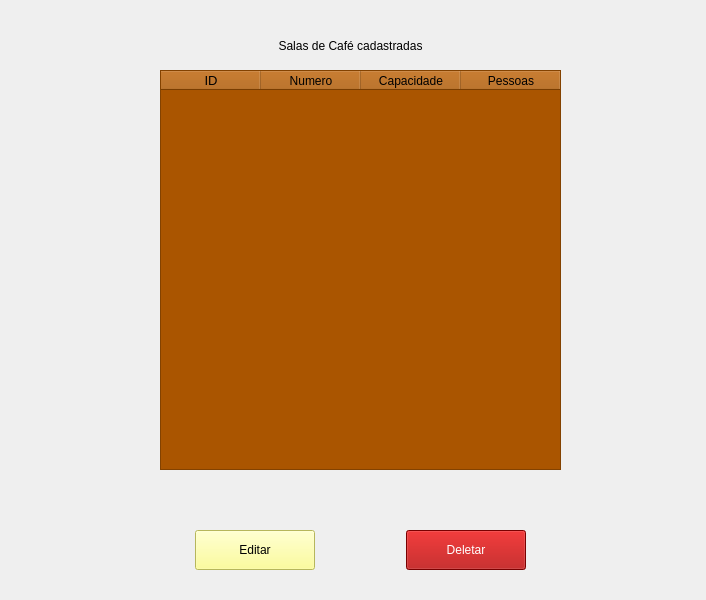
This is sistema/screens/listaSalasCafe.ui in GEspinosa7/DesafioGD as Qt 5 draws it before an edit. The edited form follows.
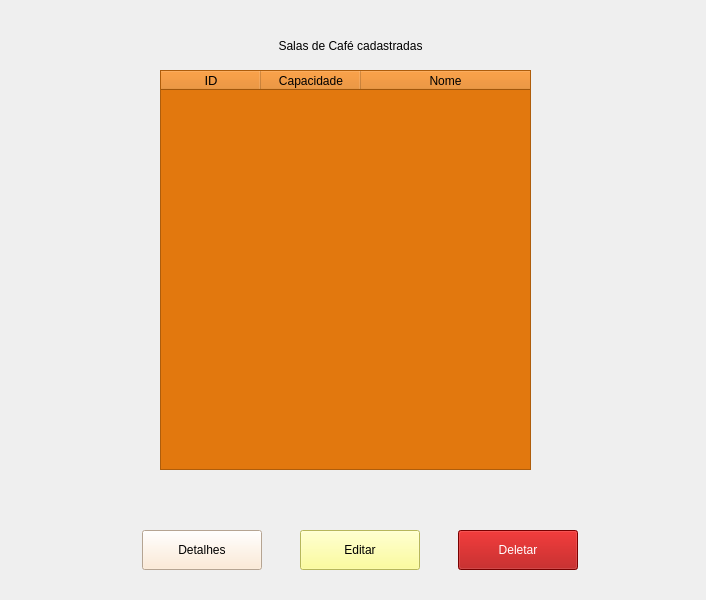
This is the edited form.

What changed in the file:
```diff
--- a/sistema/screens/listaSalasCafe.ui
+++ b/sistema/screens/listaSalasCafe.ui
@@ -38,6 +38,32 @@
     </rect>
    </property>
    <layout class="QHBoxLayout" name="horizontalLayout">
+    <item>
+     <widget class="QPushButton" name="btnDetalhes">
+      <property name="minimumSize">
+       <size>
+        <width>120</width>
+        <height>40</height>
+       </size>
+      </property>
+      <property name="maximumSize">
+       <size>
+        <width>120</width>
+        <height>40</height>
+       </size>
+      </property>
+      <property name="cursor">
+       <cursorShape>PointingHandCursor</cursorShape>
+      </property>
+      <property name="styleSheet">
+       <string notr="true">background-color: rgb(254, 230, 204);
+font: 75 10pt &quot;MS Shell Dlg 2&quot;;</string>
+      </property>
+      <property name="text">
+       <string>Detalhes</string>
+      </property>
+     </widget>
+    </item>
     <item>
      <widget class="QPushButton" name="btnEditar">
       <property name="minimumSize">
@@ -98,7 +124,7 @@
     <rect>
      <x>160</x>
      <y>70</y>
-     <width>401</width>
+     <width>371</width>
      <height>400</height>
     </rect>
    </property>
@@ -118,7 +144,7 @@
     <cursorShape>PointingHandCursor</cursorShape>
    </property>
    <property name="styleSheet">
-    <string notr="true">background-color: rgb(170, 85, 0);
+    <string notr="true">background-color: rgb(226, 120, 14);
 font: 75 10pt &quot;MS Shell Dlg 2&quot;;</string>
    </property>
    <property name="verticalScrollBarPolicy">
@@ -127,6 +153,9 @@
    <property name="horizontalScrollBarPolicy">
     <enum>Qt::ScrollBarAlwaysOff</enum>
    </property>
+   <property name="sizeAdjustPolicy">
+    <enum>QAbstractScrollArea::AdjustToContents</enum>
+   </property>
    <property name="alternatingRowColors">
     <bool>true</bool>
    </property>
@@ -143,8 +172,11 @@
     <number>0</number>
    </property>
    <property name="columnCount">
-    <number>9</number>
+    <number>3</number>
    </property>
+   <attribute name="horizontalHeaderStretchLastSection">
+    <bool>true</bool>
+   </attribute>
    <column>
     <property name="text">
      <string>ID</string>
@@ -155,11 +187,6 @@
      </font>
     </property>
    </column>
-   <column>
-    <property name="text">
-     <string>Numero</string>
-    </property>
-   </column>
    <column>
     <property name="text">
      <string>Capacidade</string>
@@ -167,14 +194,9 @@
    </column>
    <column>
     <property name="text">
-     <string>Pessoas</string>
+     <string>Nome</string>
     </property>
    </column>
-   <column/>
-   <column/>
-   <column/>
-   <column/>
-   <column/>
   </widget>
   <widget class="QLabel" name="label">
    <property name="geometry">
```
Left out of the diff: 2 changed lines with no effect on the pictures.
